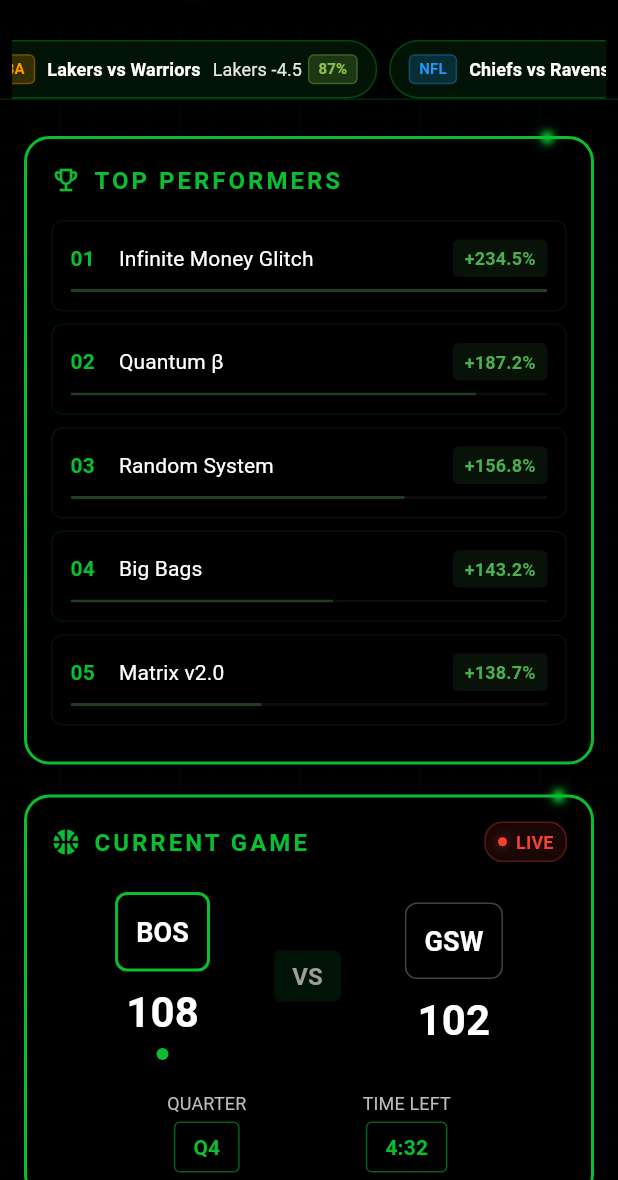
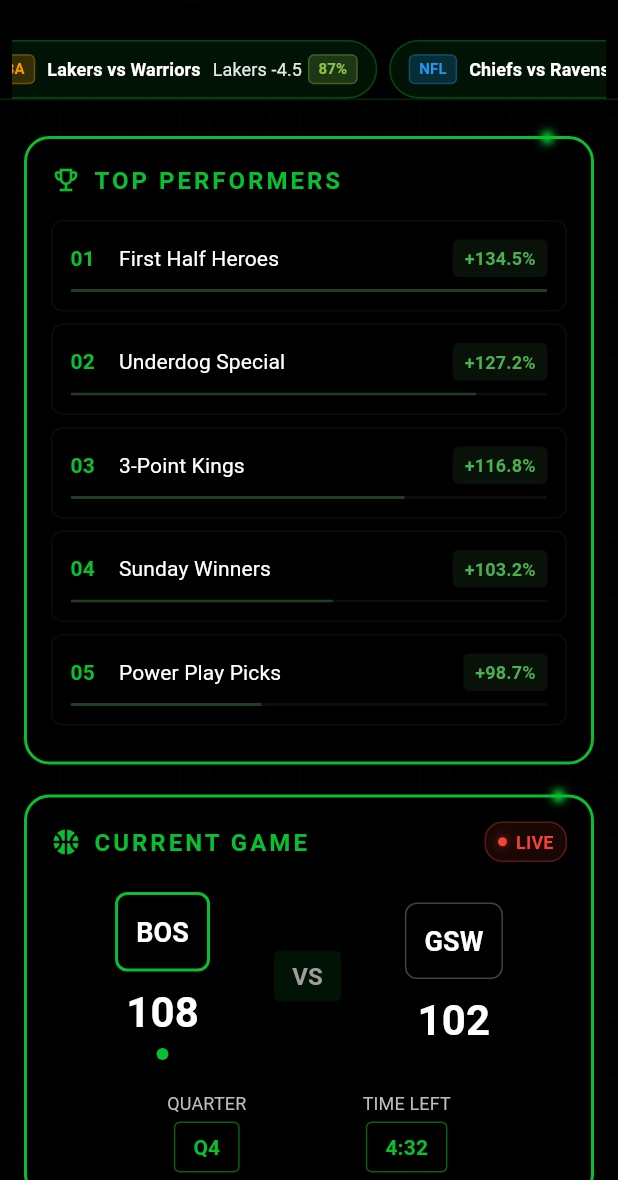
Before and after one commit to jwgillispie/sysan, a Flutter app: the HomePage screen opened by its route, on a phone screen of 412 x 824 dp, the part 56-1236 px from its top. Run offline on Flutter 3.47's test engine with Material 3 defaults, Android fonts, the phone set to English and light mode, and no system bars; our stand-ins replace bloc, cloud_firestore, equatable, firebase_core, fl_chart, flutter_bloc and 6 more; accounts and stored records are empty; generated files the repository leaves out were written again; network calls fail.

Commit message:
auto fixes

```diff
--- a/upsilon_sa/lib/core/widgets/components/metric_card.dart
+++ b/upsilon_sa/lib/core/widgets/components/metric_card.dart
@@ -1,5 +1,4 @@
 import 'package:flutter/material.dart';
-import 'package:flutter/widgets.dart';
 
 class MetricCard extends StatelessWidget {
   final String label;
--- a/upsilon_sa/lib/features/bets/ui/bets_page.dart
+++ b/upsilon_sa/lib/features/bets/ui/bets_page.dart
@@ -30,7 +30,7 @@ class BetsPage extends StatelessWidget {
 }
 
 class _BetsPageContent extends StatefulWidget {
-  const _BetsPageContent({super.key});
+  const _BetsPageContent();
 
   @override
   State<_BetsPageContent> createState() => _BetsPageContentState();
@@ -71,56 +71,56 @@ class _BetsPageContentState extends State<_BetsPageContent> {
     if (systems.isEmpty) {
       final mockSystems = [
         SystemModel(
-          id: 'neural-alpha',
-          name: 'Neural Alpha v2.4',
+          id: 'lakers-fourth',
+          name: 'Lakers 4th Quarter',
           sport: 'basketball_nba',
           factors: [],
           createdAt: DateTime.now().subtract(const Duration(days: 14)),
           confidence: 0.87,
         ),
         SystemModel(
-          id: 'momentum-tracker',
-          name: 'Momentum Tracker',
+          id: 'three-point-kings',
+          name: '3-Point Kings',
           sport: 'basketball_nba',
           factors: [],
           createdAt: DateTime.now().subtract(const Duration(days: 7)),
           confidence: 0.76,
         ),
         SystemModel(
-          id: 'quantum-delta',
-          name: 'Quantum Delta',
+          id: 'underdog-special',
+          name: 'Underdog Special',
           sport: 'basketball_nba',
           factors: [],
           createdAt: DateTime.now().subtract(const Duration(days: 3)),
           confidence: 0.92,
         ),
         SystemModel(
-          id: 'beta-protocol',
-          name: 'Beta Protocol',
+          id: 'sunday-winners',
+          name: 'Sunday Winners',
           sport: 'americanfootball_nfl',
           factors: [],
           createdAt: DateTime.now().subtract(const Duration(days: 21)),
           confidence: 0.81,
         ),
         SystemModel(
-          id: 'genesis-analytics',
-          name: 'Genesis Analytics',
+          id: 'home-run-heroes',
+          name: 'Home Run Heroes',
           sport: 'baseball_mlb',
           factors: [],
           createdAt: DateTime.now().subtract(const Duration(days: 5)),
           confidence: 0.79,
         ),
         SystemModel(
-          id: 'ice-predictor',
-          name: 'Ice Predictor',
+          id: 'power-play-picks',
+          name: 'Power Play Picks',
           sport: 'icehockey_nhl',
           factors: [],
           createdAt: DateTime.now().subtract(const Duration(days: 2)),
           confidence: 0.83,
         ),
         SystemModel(
-          id: 'goal-analyzer',
-          name: 'Goal Analyzer Pro',
+          id: 'corner-kick-kings',
+          name: 'Corner Kick Kings',
           sport: 'soccer_epl',
           factors: [],
           createdAt: DateTime.now().subtract(const Duration(days: 9)),
@@ -192,7 +192,7 @@ class _BetsPageContentState extends State<_BetsPageContent> {
           // Constrain the content width on web platform to prevent stretching
           Center(
             child: Container(
-              constraints: BoxConstraints(
+              constraints: const BoxConstraints(
                 maxWidth: isWebPlatform ? 800 : double.infinity,
               ),
               child: Padding(
@@ -218,7 +218,7 @@ class _BetsPageContentState extends State<_BetsPageContent> {
       ),
       // Position the floating action button appropriately based on platform
       floatingActionButton: Padding(
-        padding: EdgeInsets.only(
+        padding: const EdgeInsets.only(
           bottom: isWebPlatform ? 20.0 : 0.0,
           right: isWebPlatform ? 20.0 : 0.0,
         ),
@@ -315,7 +315,7 @@ class _BetsPageContentState extends State<_BetsPageContent> {
           return Center(
             child: Text(
               'Error: ${state.message}',
-              style: TextStyle(
+              style: const TextStyle(
                 color: Colors.red,
                 fontSize: isWebPlatform ? 20 : 18,
               ),
@@ -363,7 +363,7 @@ class _BetsPageContentState extends State<_BetsPageContent> {
   void _showBetDetailsDialog(Bet bet) {
     final primaryColor = Theme.of(context).colorScheme.primary;
     const isWebPlatform = kIsWeb;
-    final dialogWidth = isWebPlatform ? 400.0 : null;
+    const dialogWidth = isWebPlatform ? 400.0 : null;
 
     // Implement a dialog to show more details about the bet
     showDialog(
@@ -447,7 +447,7 @@ class _BetsPageContentState extends State<_BetsPageContent> {
 
     final primaryColor = Theme.of(context).colorScheme.primary;
     const isWebPlatform = kIsWeb;
-    final dialogWidth = isWebPlatform ? 400.0 : null;
+    const dialogWidth = isWebPlatform ? 400.0 : null;
 
     // Sport mappings for display
     final sportLabels = {
--- a/upsilon_sa/lib/features/bets/ui/components/applied_system_indicator.dart
+++ b/upsilon_sa/lib/features/bets/ui/components/applied_system_indicator.dart
@@ -18,7 +18,7 @@ class AppliedSystemIndicator extends StatelessWidget {
     const isWebPlatform = kIsWeb;
 
     return Container(
-      padding: EdgeInsets.symmetric(
+      padding: const EdgeInsets.symmetric(
         horizontal: 16,
         vertical: isWebPlatform ? 10 : 8
       ),
@@ -62,7 +62,7 @@ class AppliedSystemIndicator extends StatelessWidget {
                   color: Colors.red.withOpacity(0.5),
                 ),
               ),
-              child: Icon(
+              child: const Icon(
                 Icons.close,
                 color: Colors.red,
                 size: isWebPlatform ? 16 : 14,
--- a/upsilon_sa/lib/features/bets/ui/components/bet_type_selector.dart
+++ b/upsilon_sa/lib/features/bets/ui/components/bet_type_selector.dart
@@ -65,7 +65,7 @@ class BetTypeSelector extends StatelessWidget {
       child: GestureDetector(
         onTap: () => onTypeSelected(type),
         child: Container(
-          padding: EdgeInsets.symmetric(
+          padding: const EdgeInsets.symmetric(
             vertical: isWebPlatform ? 12 : 10,
           ),
           decoration: BoxDecoration(
--- a/upsilon_sa/lib/features/bets/ui/components/system_selector.dart
+++ b/upsilon_sa/lib/features/bets/ui/components/system_selector.dart
@@ -1,8 +1,6 @@
 // lib/features/bets/ui/components/system_selector.dart
 
 import 'package:flutter/material.dart';
-import 'package:flutter_bloc/flutter_bloc.dart';
-import 'package:upsilon_sa/features/bets/bloc/bets_bloc.dart';
 import 'package:upsilon_sa/features/systems_creation/models/system_model.dart';
 
 class SystemSelector extends StatelessWidget {
--- a/upsilon_sa/lib/features/datasets/ui/components/player_list.dart
+++ b/upsilon_sa/lib/features/datasets/ui/components/player_list.dart
@@ -3,7 +3,6 @@
 import 'package:flutter/material.dart';
 import 'package:upsilon_sa/features/datasets/bloc/datasets_state.dart';
 import 'package:upsilon_sa/features/datasets/ui/components/player_card.dart';
-import 'package:upsilon_sa/features/datasets/bloc/datasets_bloc.dart';
 
 class PlayerList extends StatelessWidget {
   final DatasetsState state;
--- a/upsilon_sa/lib/features/datasets/ui/components/team_list.dart
+++ b/upsilon_sa/lib/features/datasets/ui/components/team_list.dart
@@ -1,7 +1,6 @@
 // lib/features/datasets/ui/components/team_list.dart
 
 import 'package:flutter/material.dart';
-import 'package:upsilon_sa/features/datasets/bloc/datasets_bloc.dart';
 import 'package:upsilon_sa/features/datasets/bloc/datasets_state.dart';
 
 class TeamList extends StatelessWidget {
--- a/upsilon_sa/lib/features/home/ui/components/ticker_bar.dart
+++ b/upsilon_sa/lib/features/home/ui/components/ticker_bar.dart
@@ -1,7 +1,6 @@
 // lib/features/home/ui/components/ticker_bar.dart
 
 import 'package:flutter/material.dart';
-import 'package:upsilon_sa/core/config/constants.dart';
 
 class TickerBar extends StatelessWidget {
   final ScrollController scrollController;
--- a/upsilon_sa/lib/features/home/ui/home_page.dart
+++ b/upsilon_sa/lib/features/home/ui/home_page.dart
@@ -37,31 +37,31 @@ class _HomePageState extends State<HomePage>
 
   // System data
   final List<String> systemItems = [
-    'Infinite Money Glitch',
-    'Quantum β',
-    'Random System',
+    'Lakers 4th Quarter',
+    'Underdog Special',
+    'Home Run Heroes',
   ];
-  final List<double> systemValues = [99.8, 92.3, 88.5];
+  final List<double> systemValues = [89.8, 84.3, 78.5];
 
   // News data
   final List<Map<String, String>> newsItems = [
     {
-      'title': 'AI System Predicts Major Playoff Upset',
+      'title': 'Weekend Underdogs: Teams to Watch This Sunday',
       'url': 'https://example.com/news1',
       'time': '2h ago',
       'category': 'PREDICTION',
     },
     {
-      'title': 'Neural Network Shows 98% Accuracy in Recent Games',
+      'title': 'Lakers 4th Quarter System Hits 90% Success Rate',
       'url': 'https://example.com/news2',
       'time': '4h ago',
       'category': 'PERFORMANCE',
     },
     {
-      'title': 'New Quantum Algorithm Beats Market Average',
+      'title': 'Why Home Team Betting is Trending This Season',
       'url': 'https://example.com/news3',
       'time': '6h ago',
-      'category': 'TECHNOLOGY',
+      'category': 'STRATEGY',
     },
   ];
 
@@ -383,11 +383,11 @@ class _HomePageState extends State<HomePage>
 
   Widget _buildTopPerformersList() {
     final topUsers = [
-      {'rank': '01', 'name': 'Infinite Money Glitch', 'profit': '+234.5%'},
-      {'rank': '02', 'name': 'Quantum β', 'profit': '+187.2%'},
-      {'rank': '03', 'name': 'Random System', 'profit': '+156.8%'},
-      {'rank': '04', 'name': 'Big Bags', 'profit': '+143.2%'},
-      {'rank': '05', 'name': 'Matrix v2.0', 'profit': '+138.7%'},
+      {'rank': '01', 'name': 'First Half Heroes', 'profit': '+134.5%'},
+      {'rank': '02', 'name': 'Underdog Special', 'profit': '+127.2%'},
+      {'rank': '03', 'name': '3-Point Kings', 'profit': '+116.8%'},
+      {'rank': '04', 'name': 'Sunday Winners', 'profit': '+103.2%'},
+      {'rank': '05', 'name': 'Power Play Picks', 'profit': '+98.7%'},
     ];
 
     return Column(
@@ -515,9 +515,9 @@ class _HomePageState extends State<HomePage>
 
   // Widget to show while hot props are loading
   Widget _buildLoadingHotProps() {
-    return SizedBox(
+    return const SizedBox(
       height: 200,
-      child: const Center(
+      child: Center(
         child: Column(
           mainAxisAlignment: MainAxisAlignment.center,
           children: [
--- a/upsilon_sa/lib/features/landing/ui/landing_page.dart
+++ b/upsilon_sa/lib/features/landing/ui/landing_page.dart
@@ -1,7 +1,5 @@
 import 'package:flutter/material.dart';
 import 'package:cloud_firestore/cloud_firestore.dart';
-import 'dart:math';
-import 'package:flutter/foundation.dart' show kIsWeb;
 
 class LandingPage extends StatefulWidget {
   const LandingPage({super.key});
--- a/upsilon_sa/lib/features/social/ui/components/stories_section.dart
+++ b/upsilon_sa/lib/features/social/ui/components/stories_section.dart
@@ -108,7 +108,7 @@ class StoriesSection extends StatelessWidget {
   void _showAddStoryDialog(BuildContext context) {
     showDialog(
       context: context,
-      builder: (context) => AddStoryDialog(),
+      builder: (context) => const AddStoryDialog(),
     );
   }
 }
--- a/upsilon_sa/lib/features/systems/ui/systems_page.dart
+++ b/upsilon_sa/lib/features/systems/ui/systems_page.dart
@@ -36,19 +36,19 @@ class _SystemsPageState extends State<SystemsPage> with SingleTickerProviderStat
     'profit': 1842,
     'recentActivity': [
       {
-        'title': 'System ALPHA-X Prediction',
+        'title': 'Lakers 4th Quarter Pick',
         'subtitle': 'Lakers vs Warriors | ML: Lakers -110',
         'time': '2h ago',
         'status': 'WIN'
       },
       {
-        'title': 'Neural Beta Analysis',
+        'title': 'Over Under Magic Alert',
         'subtitle': 'Chiefs vs Ravens | Over 47.5',
         'time': '3h ago',
         'status': 'PENDING'
       },
       {
-        'title': 'Quantum System Alert',
+        'title': 'Sunday Underdogs Update',
         'subtitle': 'Celtics vs 76ers | Spread: BOS -2.5',
         'time': '4h ago',
         'status': 'WIN'
@@ -57,9 +57,10 @@ class _SystemsPageState extends State<SystemsPage> with SingleTickerProviderStat
   };
 
   final List<Map<String, dynamic>> systemsData = [
-    {'name': 'System ALPHA-X', 'winRate': 99.8},
-    {'name': 'Neural Beta', 'winRate': 92.3},
-    {'name': 'Quantum System', 'winRate': 88.5},
+    {'name': 'Lakers 4th Quarter', 'winRate': 89.8},
+    {'name': 'Sunday Underdogs', 'winRate': 82.3},
+    {'name': 'Rookie Performers', 'winRate': 78.5},
+    {'name': 'Over Under Magic', 'winRate': 85.7},
   ];
 
   @override
--- a/upsilon_sa/lib/main.dart
+++ b/upsilon_sa/lib/main.dart
@@ -117,7 +117,7 @@ class SystemsAnalyticsApp extends StatelessWidget {
           '/home': (context) => const HomePage(),
           '/leaderboard': (context) => const LeaderboardPage(),
           '/systems': (context) => const SystemsPage(),
-          '/datasets': (context) => DatasetsPage(),
+          '/datasets': (context) => const DatasetsPage(),
           '/bets': (context) => const BetsPage(),
         },
       ),
```
Also changed, not shown: upsilon_sa/lib/features/bets/ui/components/bet_card.dart (+8 -8 lines), upsilon_sa/lib/features/profile/repository/profile_repository.dart (+29 -3 lines), upsilon_sa/lib/features/profile/ui/components/profile_roi_chart.dart (added, +130 -0 lines), upsilon_sa/lib/features/profile/ui/profile_page.dart (+29 -0 lines), upsilon_sa/lib/features/systems_creation/ui/systems_creation_page.dart (+7 -7 lines).
